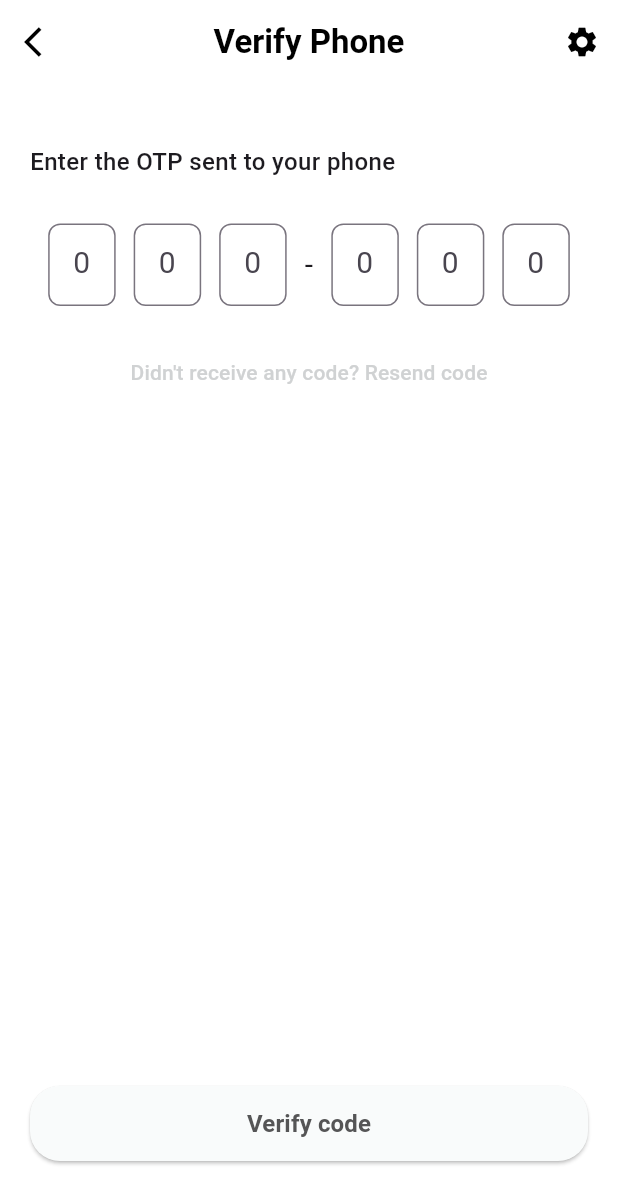
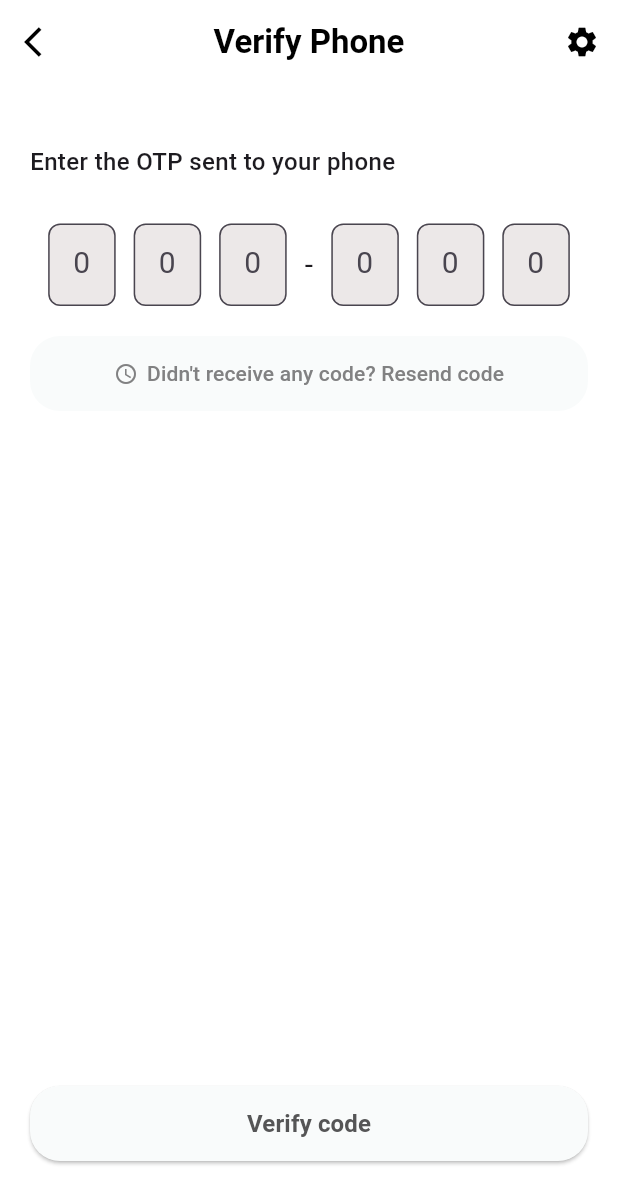
Before and after one commit to Ossy-em/login_page, a Flutter app: the screen it shows after launch, on a phone screen of 412 x 824 dp. Shown: the top 1204 px of the screen. Run offline on Flutter 3.47's test engine with Material 3 defaults, Android fonts, the phone set to English and light mode, and no system bars.

Commit message:
verfiy otp scrrenshots

```diff
--- a/lib/screens/verify_otp.dart
+++ b/lib/screens/verify_otp.dart
@@ -12,12 +12,13 @@ class VerifyOtpPage extends StatelessWidget {
         textAlign: TextAlign.center,
         keyboardType: TextInputType.number,
         maxLength: 1,
+
         decoration: InputDecoration(
           counterText: "",
           hintText: "0",
-          border: OutlineInputBorder(
-            borderRadius: BorderRadius.circular(8),
-          ),
+          fillColor: const Color.fromARGB(255, 236, 232, 232),
+          filled: true,
+          border: OutlineInputBorder(borderRadius: BorderRadius.circular(8)),
           focusedBorder: OutlineInputBorder(
             borderRadius: BorderRadius.circular(8),
             borderSide: const BorderSide(color: Colors.blue, width: 2),
@@ -64,7 +65,6 @@ class VerifyOtpPage extends StatelessWidget {
             ),
             const SizedBox(height: 30),
 
-
             Row(
               mainAxisAlignment: MainAxisAlignment.center,
               children: [
@@ -79,25 +79,37 @@ class VerifyOtpPage extends StatelessWidget {
 
             const SizedBox(height: 20),
 
-
-      Center(
+            SizedBox(
+  width: double.infinity,
+  height: 50,
   child: TextButton(
-          onPressed: () {
-
-          },
-          child: const Text(
+    onPressed: () {},
+    style: TextButton.styleFrom(
+      backgroundColor: const Color.fromARGB(255, 249, 251, 251),
+      shape: RoundedRectangleBorder(
+        borderRadius: BorderRadius.circular(20),
+      ),
+    ),
+    child: Row(
+      mainAxisAlignment: MainAxisAlignment.center,
+      children: const [
+        Icon(Icons.access_time, size: 16, color: Color.fromARGB(255, 129, 129, 130)),
+        SizedBox(width: 6),
+        Text(
           "Didn't receive any code? Resend code",
           style: TextStyle(
-              color: Color.fromARGB(255, 208, 210, 211),
+            color: Color.fromARGB(255, 129, 129, 130),
             fontSize: 14,
-            ),
-          ),
           ),
         ),
       ],
     ),
   ),
+)
 
+          ],
+        ),
+      ),
 
       bottomNavigationBar: Padding(
         padding: const EdgeInsets.all(20),
@@ -114,9 +126,7 @@ class VerifyOtpPage extends StatelessWidget {
                     borderRadius: BorderRadius.circular(20),
                   ),
                 ),
-                onPressed: () {
-
-                },
+                onPressed: () {},
                 child: const Text(
                   "Verify code",
                   style: TextStyle(
```
Also changed, not shown: assets/verify_otp/verify otp.png (added), 1 other file. Lines whose indentation alone changed are shown as unchanged.
